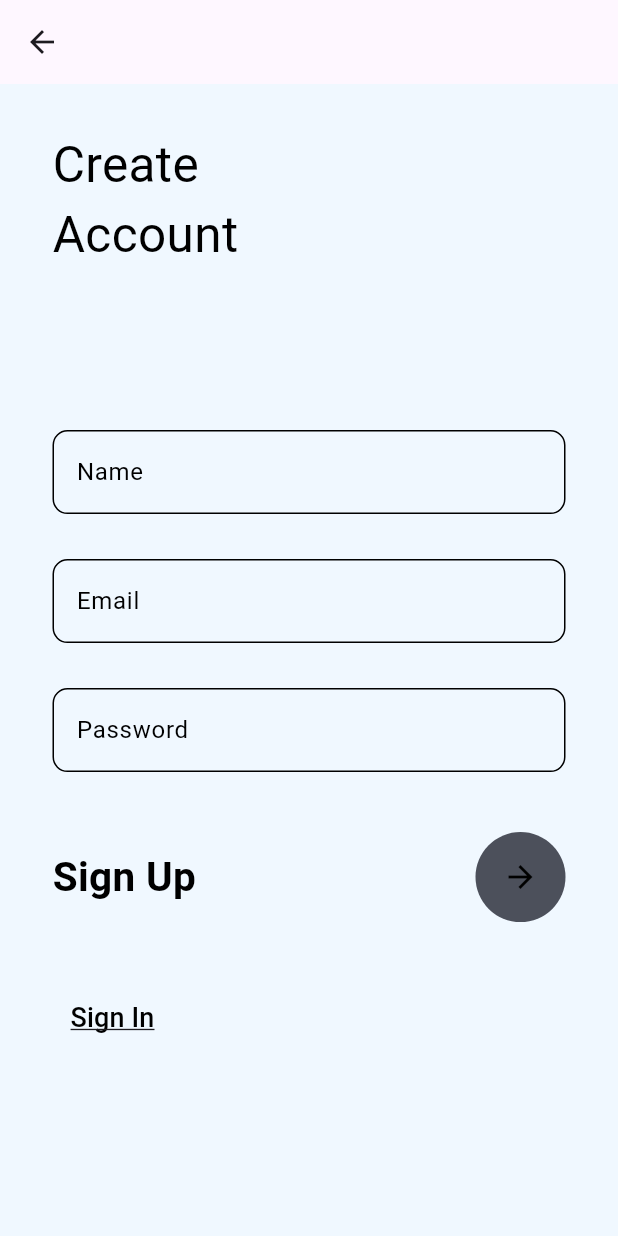
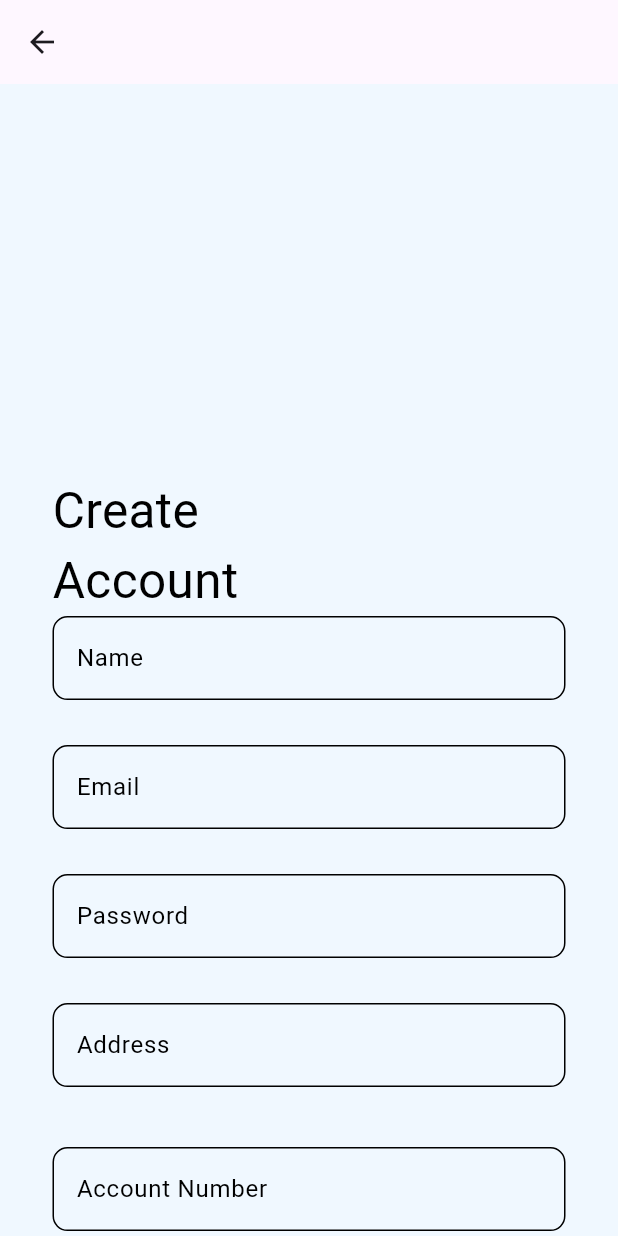
Before and after one commit to Sabih-Ul-Hassan/DecoAR_Frontend, a Flutter app: the MyRegister screen opened by its route, on a phone screen of 412 x 824 dp. Run offline on Flutter 3.47's test engine with Material 3 defaults, Android fonts, the phone set to English and light mode, and no system bars; our stand-ins replace email_validator, file_picker, firebase_core, firebase_messaging, fl_chart, flutter_colorpicker and 5 more; missing offline and left inert: flutter_stripe, model_viewer_plus; accounts and stored records are empty.

Commit message:
auth fixed
auth fixed

```diff
--- a/lib/APICalls/Auth.dart
+++ b/lib/APICalls/Auth.dart
@@ -56,8 +56,8 @@ Future<Map<String, dynamic>> login(String email, String password) async {
   }
 }
 
-Future<Map<String, dynamic>> signup(
-    String name, String email, String password) async {
+Future<Map<String, dynamic>> signup(String name, String email, String password,
+    String address, String accountNo) async {
   String fcmTokken = await NotificationsServices.getDeviceToken();
 
   final String Url = url + 'user/signup?fcmTokken=' + fcmTokken;
@@ -67,6 +67,8 @@ Future<Map<String, dynamic>> signup(
       'name': name,
       'email': email,
       'password': password,
+      "accountNo": accountNo,
+      "address": address
     });
 
     if (response.statusCode == 201) {
--- a/lib/Screens/Profiling/signup.dart
+++ b/lib/Screens/Profiling/signup.dart
@@ -7,6 +7,7 @@ import 'package:flutter/material.dart';
 import 'package:hive/hive.dart';
 import 'package:http/http.dart' as http;
 import 'package:provider/provider.dart';
+import 'package:email_validator/email_validator.dart';
 
 class MyRegister extends StatefulWidget {
   const MyRegister({Key? key}) : super(key: key);
@@ -19,35 +20,47 @@ class _MyRegisterState extends State<MyRegister> {
   final TextEditingController _nameController = TextEditingController();
   final TextEditingController _emailController = TextEditingController();
   final TextEditingController _passwordController = TextEditingController();
+  final TextEditingController _addressController = TextEditingController();
+  final TextEditingController _accountNoController = TextEditingController();
 
   Future<void> _signup() async {
     final String name = _nameController.text.trim();
     final String email = _emailController.text.trim();
     final String password = _passwordController.text.trim();
-    if (email.isNotEmpty && password.isNotEmpty && name.isNotEmpty) {
-      Map<String, dynamic> res = await signup(name, email, password);
+    final String address = _addressController.text.trim();
+    final String accountNo = _accountNoController.text.trim();
+    if (email.isNotEmpty) if (!EmailValidator.validate(email)) {
+      ScaffoldMessenger.of(context).showSnackBar(const SnackBar(
+        content: Text('Email invalis'),
+        duration: Duration(seconds: 2),
+      ));
+      return;
+    }
+    if (email.isNotEmpty &&
+        password.isNotEmpty &&
+        name.isNotEmpty &&
+        address.isNotEmpty &&
+        accountNo.isNotEmpty) {
+      Map<String, dynamic> res =
+          await signup(name, email, password, address, accountNo);
 
       if (!res['success']) {
         ScaffoldMessenger.of(context).showSnackBar(const SnackBar(
-          content: Text('signup falled'),
+          content: Text('signup failed'),
           duration: Duration(seconds: 2),
         ));
       } else {
         Map<String, dynamic> u = json.decode(res['data']);
-        print(u["_id"]);
-
         if (!Hive.isBoxOpen("user")) await Hive.openBox("user");
         Box userBox = Hive.box("user");
-
         User user = User(userId: u["_id"], userType: "user", user: u);
-        print(user.toString());
         userBox.put('user', user.toString());
         Provider.of<UserProvider>(context, listen: false).user = user;
         Navigator.pushReplacementNamed(context, "/userHome");
       }
     } else {
       ScaffoldMessenger.of(context).showSnackBar(SnackBar(
-        content: Text('name, Email and password are required.'),
+        content: Text('All feilds are required.'),
         duration: Duration(seconds: 2),
       ));
     }
@@ -59,22 +72,20 @@ class _MyRegisterState extends State<MyRegister> {
       appBar: AppBar(
         elevation: 0,
       ),
-      body: Stack(
+      body: SingleChildScrollView(
+        child: Container(
+          padding:
+              EdgeInsets.only(top: MediaQuery.of(context).size.height * 0.28),
+          child: Column(
+            crossAxisAlignment: CrossAxisAlignment.start,
             children: [
               Container(
                 padding: EdgeInsets.only(left: 35, top: 30),
-            child: Text(
+                child: const Text(
                   'Create\nAccount',
                   style: TextStyle(color: Colors.black, fontSize: 33),
                 ),
               ),
-          SingleChildScrollView(
-            child: Container(
-              padding: EdgeInsets.only(
-                  top: MediaQuery.of(context).size.height * 0.28),
-              child: Column(
-                crossAxisAlignment: CrossAxisAlignment.start,
-                children: [
               Container(
                 margin: EdgeInsets.only(left: 35, right: 35),
                 child: Column(
@@ -139,6 +150,46 @@ class _MyRegisterState extends State<MyRegister> {
                         ),
                       ),
                     ),
+                    SizedBox(height: 30),
+                    TextField(
+                      controller: _addressController,
+                      style: TextStyle(color: Colors.black),
+                      decoration: InputDecoration(
+                        enabledBorder: OutlineInputBorder(
+                          borderRadius: BorderRadius.circular(10),
+                          borderSide: BorderSide(color: Colors.black),
+                        ),
+                        focusedBorder: OutlineInputBorder(
+                          borderRadius: BorderRadius.circular(10),
+                          borderSide: BorderSide(color: Colors.black),
+                        ),
+                        hintText: "Address",
+                        hintStyle: TextStyle(color: Colors.black),
+                        border: OutlineInputBorder(
+                          borderRadius: BorderRadius.circular(10),
+                        ),
+                      ),
+                    ),
+                    SizedBox(height: 40),
+                    TextField(
+                      controller: _accountNoController,
+                      style: TextStyle(color: Colors.black),
+                      decoration: InputDecoration(
+                        enabledBorder: OutlineInputBorder(
+                          borderRadius: BorderRadius.circular(10),
+                          borderSide: BorderSide(color: Colors.black),
+                        ),
+                        focusedBorder: OutlineInputBorder(
+                          borderRadius: BorderRadius.circular(10),
+                          borderSide: BorderSide(color: Colors.black),
+                        ),
+                        hintText: "Account Number",
+                        hintStyle: TextStyle(color: Colors.black),
+                        border: OutlineInputBorder(
+                          borderRadius: BorderRadius.circular(10),
+                        ),
+                      ),
+                    ),
                     SizedBox(height: 40),
                     Row(
                       mainAxisAlignment: MainAxisAlignment.spaceBetween,
@@ -168,8 +219,7 @@ class _MyRegisterState extends State<MyRegister> {
                       children: [
                         TextButton(
                           onPressed: () {
-                                Navigator.pushReplacementNamed(
-                                    context, '/login');
+                            Navigator.pushReplacementNamed(context, '/login');
                           },
                           child: Text(
                             'Sign In',
@@ -191,8 +241,6 @@ class _MyRegisterState extends State<MyRegister> {
           ),
         ),
       ),
-        ],
-      ),
     );
   }
 }
--- a/pubspec.yaml
+++ b/pubspec.yaml
@@ -62,6 +62,7 @@ dependencies:
   printing: ^5.12.0
   fl_chart: ^0.68.0
   fast_charts: ^0.2.0
+  email_validator: ^2.1.17
 
 dev_dependencies:
   flutter_test:
```
Also changed, not shown: lib/Screens/Profiling/login.dart (+10 -0 lines), pubspec.lock. Lines whose indentation alone changed are shown as unchanged.
